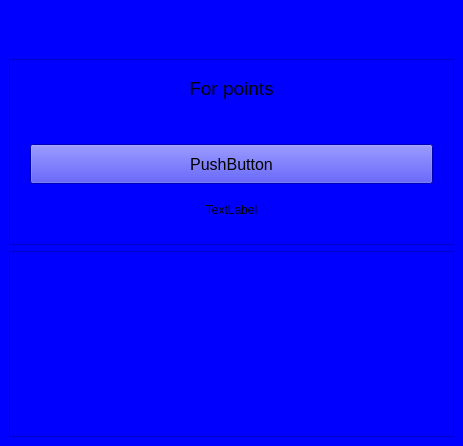
Qt form UI_Files/question_window.ui (Thomas1B/Jeeopardy-) before a commit.
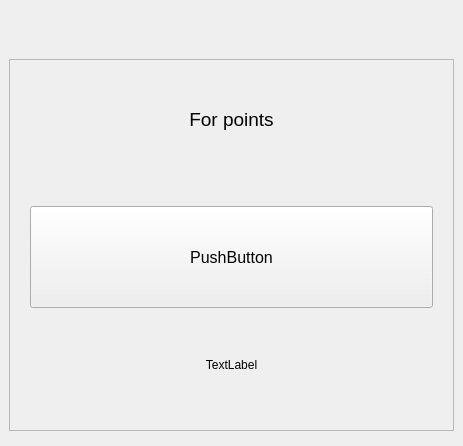
The same form after that commit.

```diff
--- a/UI_Files/question_window.ui
+++ b/UI_Files/question_window.ui
@@ -15,7 +15,7 @@
   </property>
   <widget class="QWidget" name="centralwidget">
    <property name="styleSheet">
-    <string notr="true">background-color: rgb(0, 0, 255);</string>
+    <string notr="true"/>
    </property>
    <layout class="QVBoxLayout" name="verticalLayout">
     <item>
@@ -124,6 +124,12 @@
     </item>
     <item>
      <widget class="QFrame" name="team_frame">
+      <property name="sizePolicy">
+       <sizepolicy hsizetype="Preferred" vsizetype="Fixed">
+        <horstretch>0</horstretch>
+        <verstretch>0</verstretch>
+       </sizepolicy>
+      </property>
       <property name="styleSheet">
        <string notr="true"/>
       </property>
```
Left out of the diff: 2 changed lines with no effect on the pictures.
